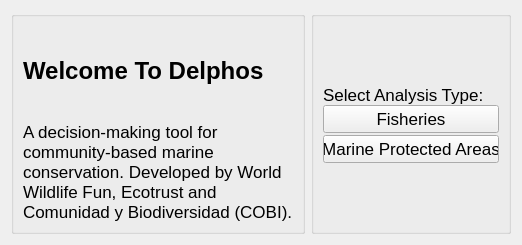
First picture: the form in src/gui/select_type.ui, repository Ecotrust/delphos, before the edit.
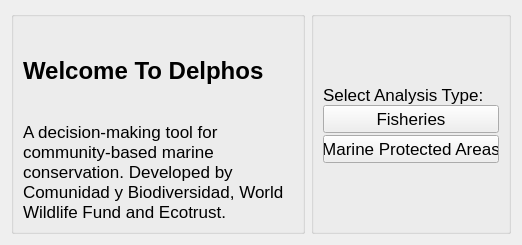
Second picture: the form after the edit.

```diff
--- a/src/gui/select_type.ui
+++ b/src/gui/select_type.ui
@@ -51,7 +51,7 @@
           <item>
            <widget class="QLabel" name="label_2" >
             <property name="text" >
-             <string>A decision-making tool for community-based marine conservation. Developed by World Wildlife Fun, Ecotrust and Comunidad y Biodiversidad (COBI).</string>
+             <string>A decision-making tool for community-based marine conservation. Developed by Comunidad y Biodiversidad, World Wildlife Fund and Ecotrust.</string>
             </property>
             <property name="alignment" >
              <set>Qt::AlignLeading|Qt::AlignLeft|Qt::AlignTop</set>
```
Left out of the diff: 2 changed lines with no effect on the pictures.
